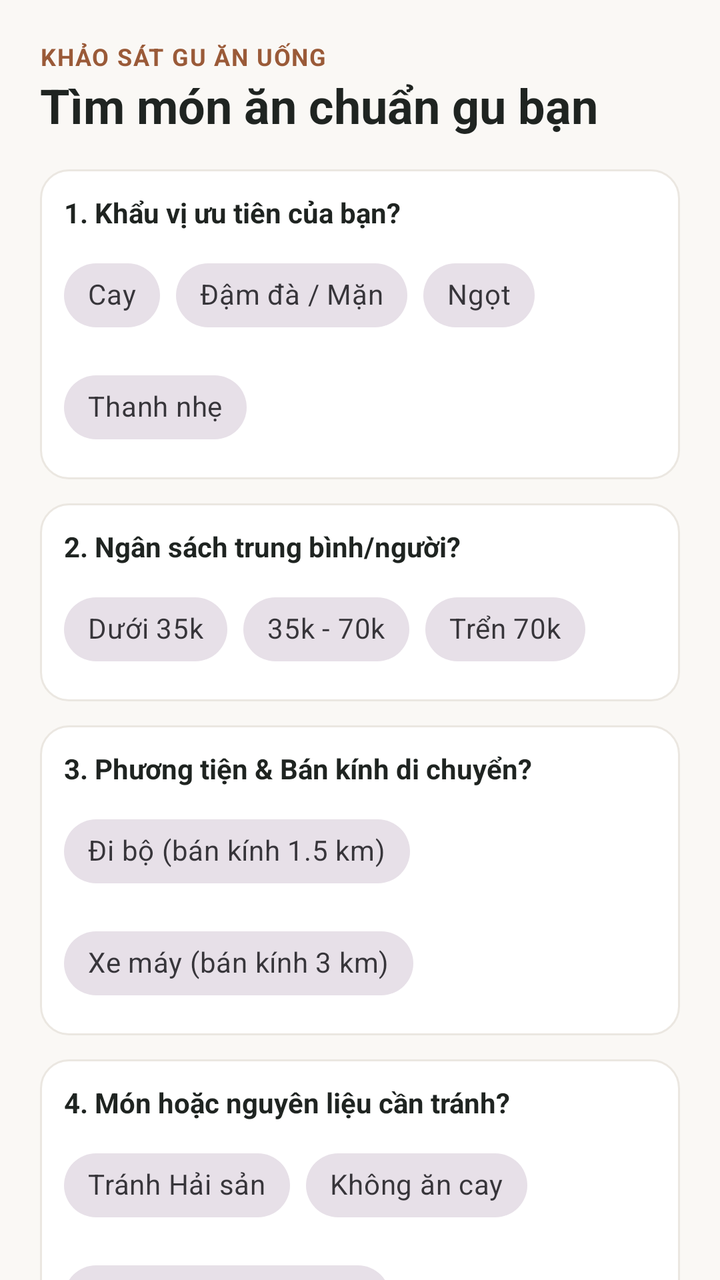
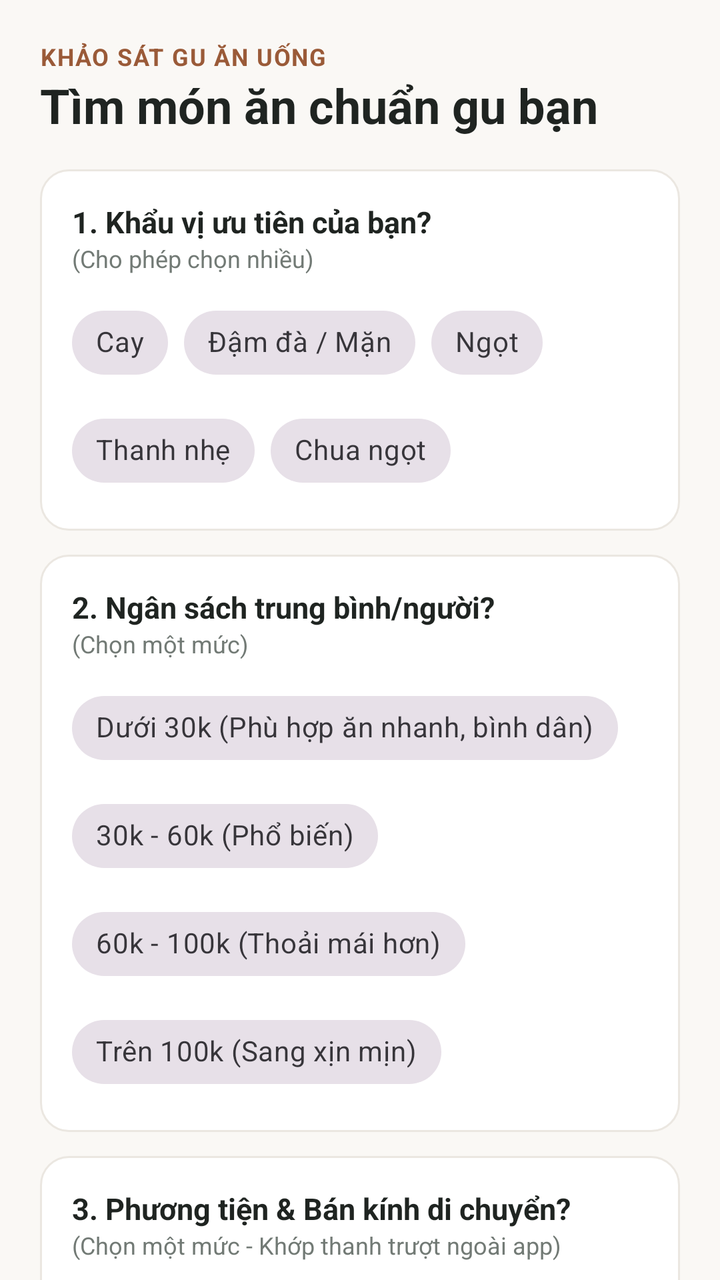

An Android layout rendered at two revisions. The XML below is the earlier revision; the diff shows what the commit changed to produce the second picture.
<!-- AndroidManifest.xml: application theme Theme.BTL_DiDong -->
<!-- res/layout/activity_survey.xml -->
<?xml version="1.0" encoding="utf-8"?>
<androidx.core.widget.NestedScrollView xmlns:android="http://schemas.android.com/apk/res/android"
    xmlns:app="http://schemas.android.com/apk/res-auto"
    android:layout_width="match_parent"
    android:layout_height="match_parent"
    android:fillViewport="true"
    android:background="@color/cream_bg">

    <LinearLayout
        android:layout_width="match_parent"
        android:layout_height="wrap_content"
        android:orientation="vertical"
        android:padding="20dp">

        <TextView
            android:layout_width="wrap_content"
            android:layout_height="wrap_content"
            android:text="KHẢO SÁT GU ĂN UỐNG"
            android:textSize="12sp"
            android:textStyle="bold"
            android:textColor="@color/brown_accent"
            android:letterSpacing="0.05" />

        <TextView
            android:layout_width="wrap_content"
            android:layout_height="wrap_content"
            android:text="Tìm món ăn chuẩn gu bạn"
            android:textSize="24sp"
            android:textStyle="bold"
            android:textColor="@color/text_dark"
            android:layout_marginBottom="16dp" />

        
        <LinearLayout
            android:layout_width="match_parent"
            android:layout_height="wrap_content"
            android:background="@drawable/bg_card"
            android:padding="12dp"
            android:orientation="vertical"
            android:layout_marginBottom="12dp">

            <TextView
                android:layout_width="wrap_content"
                android:layout_height="wrap_content"
                android:text="1. Khẩu vị ưu tiên của bạn?"
                android:textStyle="bold"
                android:textColor="@color/text_dark"
                android:textSize="14sp"
                android:layout_marginBottom="8dp" />

            <com.google.android.material.chip.ChipGroup
                android:id="@+id/cgTaste"
                android:layout_width="match_parent"
                android:layout_height="wrap_content"
                app:singleSelection="false">

                <com.google.android.material.chip.Chip
                    android:id="@+id/chipSpicy"
                    style="@style/Widget.MaterialComponents.Chip.Filter"
                    android:layout_width="wrap_content"
                    android:layout_height="wrap_content"
                    android:text="Cay" />

                <com.google.android.material.chip.Chip
                    android:id="@+id/chipSalty"
                    style="@style/Widget.MaterialComponents.Chip.Filter"
                    android:layout_width="wrap_content"
                    android:layout_height="wrap_content"
                    android:text="Đậm đà / Mặn" />

                <com.google.android.material.chip.Chip
                    android:id="@+id/chipSweet"
                    style="@style/Widget.MaterialComponents.Chip.Filter"
                    android:layout_width="wrap_content"
                    android:layout_height="wrap_content"
                    android:text="Ngọt" />

                <com.google.android.material.chip.Chip
                    android:id="@+id/chipLight"
                    style="@style/Widget.MaterialComponents.Chip.Filter"
                    android:layout_width="wrap_content"
                    android:layout_height="wrap_content"
                    android:text="Thanh nhẹ" />
            </com.google.android.material.chip.ChipGroup>
        </LinearLayout>

        
        <LinearLayout
            android:layout_width="match_parent"
            android:layout_height="wrap_content"
            android:background="@drawable/bg_card"
            android:padding="12dp"
            android:orientation="vertical"
            android:layout_marginBottom="12dp">

            <TextView
                android:layout_width="wrap_content"
                android:layout_height="wrap_content"
                android:text="2. Ngân sách trung bình/người?"
                android:textStyle="bold"
                android:textColor="@color/text_dark"
                android:textSize="14sp"
                android:layout_marginBottom="8dp" />

            <com.google.android.material.chip.ChipGroup
                android:id="@+id/cgBudget"
                android:layout_width="match_parent"
                android:layout_height="wrap_content"
                app:singleSelection="true">

                <com.google.android.material.chip.Chip
                    android:id="@+id/chipBudget30"
                    style="@style/Widget.MaterialComponents.Chip.Choice"
                    android:layout_width="wrap_content"
                    android:layout_height="wrap_content"
                    android:text="Dưới 35k" />

                <com.google.android.material.chip.Chip
                    android:id="@+id/chipBudget60"
                    style="@style/Widget.MaterialComponents.Chip.Choice"
                    android:layout_width="wrap_content"
                    android:layout_height="wrap_content"
                    android:text="35k - 70k" />

                <com.google.android.material.chip.Chip
                    android:id="@+id/chipBudget100"
                    style="@style/Widget.MaterialComponents.Chip.Choice"
                    android:layout_width="wrap_content"
                    android:layout_height="wrap_content"
                    android:text="Trển 70k" />
            </com.google.android.material.chip.ChipGroup>
        </LinearLayout>

        
        <LinearLayout
            android:layout_width="match_parent"
            android:layout_height="wrap_content"
            android:background="@drawable/bg_card"
            android:padding="12dp"
            android:orientation="vertical"
            android:layout_marginBottom="12dp">

            <TextView
                android:layout_width="wrap_content"
                android:layout_height="wrap_content"
                android:text="3. Phương tiện &amp; Bán kính di chuyển?"
                android:textStyle="bold"
                android:textColor="@color/text_dark"
                android:textSize="14sp"
                android:layout_marginBottom="8dp" />

            <com.google.android.material.chip.ChipGroup
                android:id="@+id/cgTransport"
                android:layout_width="match_parent"
                android:layout_height="wrap_content"
                app:singleSelection="true">

                <com.google.android.material.chip.Chip
                    android:id="@+id/chipWalk"
                    style="@style/Widget.MaterialComponents.Chip.Choice"
                    android:layout_width="wrap_content"
                    android:layout_height="wrap_content"
                    android:text="Đi bộ (bán kính 1.5 km)" />

                <com.google.android.material.chip.Chip
                    android:id="@+id/chipBike"
                    style="@style/Widget.MaterialComponents.Chip.Choice"
                    android:layout_width="wrap_content"
                    android:layout_height="wrap_content"
                    android:text="Xe máy (bán kính 3 km)" />
            </com.google.android.material.chip.ChipGroup>
        </LinearLayout>

        
        <LinearLayout
            android:layout_width="match_parent"
            android:layout_height="wrap_content"
            android:background="@drawable/bg_card"
            android:padding="12dp"
            android:orientation="vertical"
            android:layout_marginBottom="16dp">

            <TextView
                android:layout_width="wrap_content"
                android:layout_height="wrap_content"
                android:text="4. Món hoặc nguyên liệu cần tránh?"
                android:textStyle="bold"
                android:textColor="@color/text_dark"
                android:textSize="14sp"
                android:layout_marginBottom="8dp" />

            <com.google.android.material.chip.ChipGroup
                android:id="@+id/cgAvoid"
                android:layout_width="match_parent"
                android:layout_height="wrap_content"
                app:singleSelection="false">

                <com.google.android.material.chip.Chip
                    android:id="@+id/chipAvoidSeafood"
                    style="@style/Widget.MaterialComponents.Chip.Filter"
                    android:layout_width="wrap_content"
                    android:layout_height="wrap_content"
                    android:text="Tránh Hải sản" />

                <com.google.android.material.chip.Chip
                    android:id="@+id/chipAvoidSpicy"
                    style="@style/Widget.MaterialComponents.Chip.Filter"
                    android:layout_width="wrap_content"
                    android:layout_height="wrap_content"
                    android:text="Không ăn cay" />

                <com.google.android.material.chip.Chip
                    android:id="@+id/chipAvoidFat"
                    style="@style/Widget.MaterialComponents.Chip.Filter"
                    android:layout_width="wrap_content"
                    android:layout_height="wrap_content"
                    android:text="Tránh đồ béo/dầu mỡ" />
            </com.google.android.material.chip.ChipGroup>
        </LinearLayout>

        
        <com.google.android.material.button.MaterialButton
            android:id="@+id/btnSubmitSurvey"
            android:layout_width="match_parent"
            android:layout_height="52dp"
            android:text="Hoàn tất khảo sát"
            android:textColor="@color/white"
            android:textSize="15sp"
            android:textStyle="bold"
            app:backgroundTint="@color/forest_green"
            app:cornerRadius="12dp" />

    </LinearLayout>
</androidx.core.widget.NestedScrollView>
<!-- resources referenced by this layout -->
<resources>
  <color name="brown_accent">#9A5A38</color>
  <color name="cream_bg">#FAF8F5</color>
  <color name="forest_green">#1E4334</color>
  <color name="text_dark">#1F2421</color>
  <color name="white">#FFFFFFFF</color>
  <!-- drawable bg_card (drawable) -->
  <?xml version="1.0" encoding="utf-8"?>
  <shape xmlns:android="http://schemas.android.com/apk/res/android"
      android:shape="rectangle">
      <solid android:color="@color/white" />
      <corners android:radius="14dp" />
      <stroke android:width="1dp" android:color="@color/stroke_color" />
  </shape>
  <style name="Theme.BTL_DiDong" parent="Base.Theme.BTL_DiDong" />
  <color name="stroke_color">#EBE7E1</color>
  <style name="Base.Theme.BTL_DiDong" parent="Theme.Material3.DayNight.NoActionBar">
          
          
      </style>
</resources>

<!-- the commit's change to res/layout/activity_survey.xml (unified diff, before → after) -->
@@ -35,7 +35,7 @@
             android:layout_width="match_parent"
             android:layout_height="wrap_content"
             android:background="@drawable/bg_card"
-            android:padding="12dp"
+            android:padding="16dp"
             android:orientation="vertical"
             android:layout_marginBottom="12dp">
 
@@ -45,13 +45,22 @@
                 android:text="1. Khẩu vị ưu tiên của bạn?"
                 android:textStyle="bold"
                 android:textColor="@color/text_dark"
-                android:textSize="14sp"
-                android:layout_marginBottom="8dp" />
+                android:textSize="15sp" />
+
+            <TextView
+                android:layout_width="wrap_content"
+                android:layout_height="wrap_content"
+                android:text="(Cho phép chọn nhiều)"
+                android:textColor="@color/text_muted"
+                android:textSize="12sp"
+                android:layout_marginBottom="10dp" />
 
             <com.google.android.material.chip.ChipGroup
                 android:id="@+id/cgTaste"
                 android:layout_width="match_parent"
                 android:layout_height="wrap_content"
+                app:chipSpacingHorizontal="8dp"
+                app:chipSpacingVertical="6dp"
                 app:singleSelection="false">
 
                 <com.google.android.material.chip.Chip
@@ -81,6 +90,13 @@
                     android:layout_width="wrap_content"
                     android:layout_height="wrap_content"
                     android:text="Thanh nhẹ" />
+
+                <com.google.android.material.chip.Chip
+                    android:id="@+id/chipSourSweet"
+                    style="@style/Widget.MaterialComponents.Chip.Filter"
+                    android:layout_width="wrap_content"
+                    android:layout_height="wrap_content"
+                    android:text="Chua ngọt" />
             </com.google.android.material.chip.ChipGroup>
         </LinearLayout>
 
@@ -89,7 +105,7 @@
             android:layout_width="match_parent"
             android:layout_height="wrap_content"
             android:background="@drawable/bg_card"
-            android:padding="12dp"
+            android:padding="16dp"
             android:orientation="vertical"
             android:layout_marginBottom="12dp">
 
@@ -99,13 +115,22 @@
                 android:text="2. Ngân sách trung bình/người?"
                 android:textStyle="bold"
                 android:textColor="@color/text_dark"
-                android:textSize="14sp"
-                android:layout_marginBottom="8dp" />
+                android:textSize="15sp" />
+
+            <TextView
+                android:layout_width="wrap_content"
+                android:layout_height="wrap_content"
+                android:text="(Chọn một mức)"
+                android:textColor="@color/text_muted"
+                android:textSize="12sp"
+                android:layout_marginBottom="10dp" />
 
             <com.google.android.material.chip.ChipGroup
                 android:id="@+id/cgBudget"
                 android:layout_width="match_parent"
                 android:layout_height="wrap_content"
+                app:chipSpacingHorizontal="8dp"
+                app:chipSpacingVertical="6dp"
                 app:singleSelection="true">
 
                 <com.google.android.material.chip.Chip
@@ -113,21 +138,28 @@
                     style="@style/Widget.MaterialComponents.Chip.Choice"
                     android:layout_width="wrap_content"
                     android:layout_height="wrap_content"
-                    android:text="Dưới 35k" />
+                    android:text="Dưới 30k (Phù hợp ăn nhanh, bình dân)" />
 
                 <com.google.android.material.chip.Chip
                     android:id="@+id/chipBudget60"
                     style="@style/Widget.MaterialComponents.Chip.Choice"
                     android:layout_width="wrap_content"
                     android:layout_height="wrap_content"
-                    android:text="35k - 70k" />
+                    android:text="30k - 60k (Phổ biến)" />
 
                 <com.google.android.material.chip.Chip
                     android:id="@+id/chipBudget100"
                     style="@style/Widget.MaterialComponents.Chip.Choice"
                     android:layout_width="wrap_content"
                     android:layout_height="wrap_content"
-                    android:text="Trển 70k" />
+                    android:text="60k - 100k (Thoải mái hơn)" />
+
+                <com.google.android.material.chip.Chip
+                    android:id="@+id/chipBudgetAbove100"
+                    style="@style/Widget.MaterialComponents.Chip.Choice"
+                    android:layout_width="wrap_content"
+                    android:layout_height="wrap_content"
+                    android:text="Trên 100k (Sang xịn mịn)" />
             </com.google.android.material.chip.ChipGroup>
         </LinearLayout>
 
@@ -136,7 +168,7 @@
             android:layout_width="match_parent"
             android:layout_height="wrap_content"
             android:background="@drawable/bg_card"
-            android:padding="12dp"
+            android:padding="16dp"
             android:orientation="vertical"
             android:layout_marginBottom="12dp">
 
@@ -146,13 +178,22 @@
                 android:text="3. Phương tiện &amp; Bán kính di chuyển?"
                 android:textStyle="bold"
                 android:textColor="@color/text_dark"
-                android:textSize="14sp"
-                android:layout_marginBottom="8dp" />
+                android:textSize="15sp" />
+
+            <TextView
+                android:layout_width="wrap_content"
+                android:layout_height="wrap_content"
+                android:text="(Chọn một mức - Khớp thanh trượt ngoài app)"
+                android:textColor="@color/text_muted"
+                android:textSize="12sp"
+                android:layout_marginBottom="10dp" />
 
             <com.google.android.material.chip.ChipGroup
                 android:id="@+id/cgTransport"
                 android:layout_width="match_parent"
                 android:layout_height="wrap_content"
+                app:chipSpacingHorizontal="8dp"
+                app:chipSpacingVertical="6dp"
                 app:singleSelection="true">
 
                 <com.google.android.material.chip.Chip
@@ -160,14 +201,21 @@
                     style="@style/Widget.MaterialComponents.Chip.Choice"
                     android:layout_width="wrap_content"
                     android:layout_height="wrap_content"
-                    android:text="Đi bộ (bán kính 1.5 km)" />
+                    android:text="Đi bộ (Dưới 1 km)" />
 
                 <com.google.android.material.chip.Chip
                     android:id="@+id/chipBike"
                     style="@style/Widget.MaterialComponents.Chip.Choice"
                     android:layout_width="wrap_content"
                     android:layout_height="wrap_content"
-                    android:text="Xe máy (bán kính 3 km)" />
+                    android:text="Xe máy / Xe đạp (1 km - 3 km)" />
+
+                <com.google.android.material.chip.Chip
+                    android:id="@+id/chipFar"
+                    style="@style/Widget.MaterialComponents.Chip.Choice"
+                    android:layout_width="wrap_content"
+                    android:layout_height="wrap_content"
+                    android:text="Đi xa hơn (Trên 3 km)" />
             </com.google.android.material.chip.ChipGroup>
         </LinearLayout>
 
@@ -176,26 +224,42 @@
             android:layout_width="match_parent"
             android:layout_height="wrap_content"
             android:background="@drawable/bg_card"
-            android:padding="12dp"
+            android:padding="16dp"
             android:orientation="vertical"
-            android:layout_marginBottom="16dp">
-
-            <TextView
-                android:layout_width="wrap_content"
-                android:layout_height="wrap_content"
-                android:text="4. Món hoặc nguyên liệu cần tránh?"
+            android:layout_marginBottom="20dp">
+
+            <TextView
+                android:layout_width="wrap_content"
+                android:layout_height="wrap_content"
+                android:text="4. Thành phần hoặc món cần tránh?"
                 android:textStyle="bold"
                 android:textColor="@color/text_dark"
-                android:textSize="14sp"
-                android:layout_marginBottom="8dp" />
+                android:textSize="15sp" />
+
+            <TextView
+                android:layout_width="wrap_content"
+                android:layout_height="wrap_content"
+                android:text="(Cho phép chọn nhiều - Tránh trùng lặp với khẩu vị)"
+                android:textColor="@color/text_muted"
+                android:textSize="12sp"
+                android:layout_marginBottom="10dp" />
 
             <com.google.android.material.chip.ChipGroup
                 android:id="@+id/cgAvoid"
                 android:layout_width="match_parent"
                 android:layout_height="wrap_content"
+                app:chipSpacingHorizontal="8dp"
+                app:chipSpacingVertical="6dp"
                 app:singleSelection="false">
 
                 <com.google.android.material.chip.Chip
+                    android:id="@+id/chipAvoidGarlic"
+                    style="@style/Widget.MaterialComponents.Chip.Filter"
+                    android:layout_width="wrap_content"
+                    android:layout_height="wrap_content"
+                    android:text="Không ăn hành / Tỏi" />
+
+                <com.google.android.material.chip.Chip
                     android:id="@+id/chipAvoidSeafood"
                     style="@style/Widget.MaterialComponents.Chip.Filter"
                     android:layout_width="wrap_content"
@@ -203,18 +267,25 @@
                     android:text="Tránh Hải sản" />
 
                 <com.google.android.material.chip.Chip
-                    android:id="@+id/chipAvoidSpicy"
-                    style="@style/Widget.MaterialComponents.Chip.Filter"
-                    android:layout_width="wrap_content"
-                    android:layout_height="wrap_content"
-                    android:text="Không ăn cay" />
+                    android:id="@+id/chipAvoidOrgan"
+                    style="@style/Widget.MaterialComponents.Chip.Filter"
+                    android:layout_width="wrap_content"
+                    android:layout_height="wrap_content"
+                    android:text="Tránh Nội tạng" />
 
                 <com.google.android.material.chip.Chip
                     android:id="@+id/chipAvoidFat"
                     style="@style/Widget.MaterialComponents.Chip.Filter"
                     android:layout_width="wrap_content"
                     android:layout_height="wrap_content"
-                    android:text="Tránh đồ béo/dầu mỡ" />
+                    android:text="Tránh đồ béo / Nhiều dầu mỡ" />
+
+                <com.google.android.material.chip.Chip
+                    android:id="@+id/chipAvoidVegetarian"
+                    style="@style/Widget.MaterialComponents.Chip.Filter"
+                    android:layout_width="wrap_content"
+                    android:layout_height="wrap_content"
+                    android:text="Đồ chay / Thanh đạm" />
             </com.google.android.material.chip.ChipGroup>
         </LinearLayout>
 
@@ -228,7 +299,21 @@
             android:textSize="15sp"
             android:textStyle="bold"
             app:backgroundTint="@color/forest_green"
-            app:cornerRadius="12dp" />
+            app:cornerRadius="12dp"
+            android:layout_marginBottom="8dp" />
+
+        
+        <com.google.android.material.button.MaterialButton
+            android:id="@+id/btnSkipSurvey"
+            style="?attr/materialButtonOutlinedStyle"
+            android:layout_width="match_parent"
+            android:layout_height="48dp"
+            android:text="Bỏ qua"
+            android:textColor="@color/text_muted"
+            android:textSize="14sp"
+            app:strokeColor="@color/stroke_color"
+            app:cornerRadius="12dp"
+            android:layout_marginBottom="16dp" />
 
     </LinearLayout>
 </androidx.core.widget.NestedScrollView>
<!-- resource entries referenced after the edit -->
@@ -4,6 +4,7 @@
   <color name="cream_bg">#FAF8F5</color>
   <color name="forest_green">#1E4334</color>
   <color name="text_dark">#1F2421</color>
+  <color name="text_muted">#727A75</color>
   <color name="white">#FFFFFFFF</color>
   <!-- drawable bg_card (drawable) -->
   <?xml version="1.0" encoding="utf-8"?>
